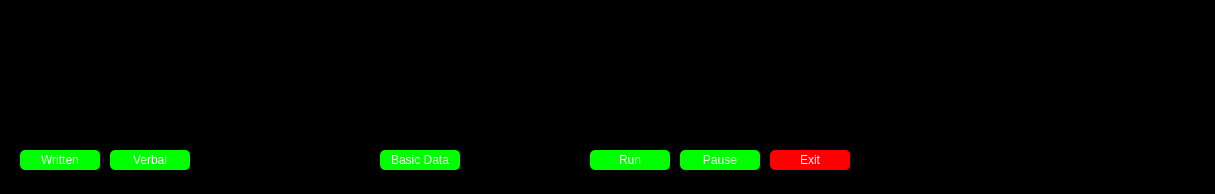
HaroldJesse/Simulator, file Simulator/SimulatorControls.ui: the form before one commit.
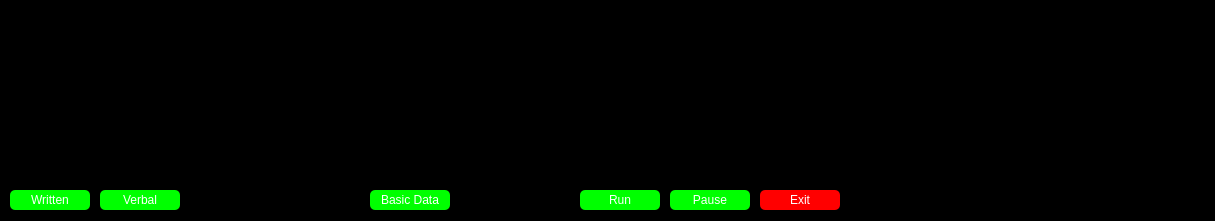
The form after the commit.

What changed in the file:
```diff
--- a/Simulator/SimulatorControls.ui
+++ b/Simulator/SimulatorControls.ui
@@ -7,7 +7,7 @@
     <x>0</x>
     <y>0</y>
     <width>1215</width>
-    <height>194</height>
+    <height>221</height>
    </rect>
   </property>
   <property name="windowTitle">
@@ -19,8 +19,8 @@
   <widget class="QPushButton" name="Pause">
    <property name="geometry">
     <rect>
-     <x>680</x>
-     <y>150</y>
+     <x>670</x>
+     <y>190</y>
      <width>80</width>
      <height>20</height>
     </rect>
@@ -43,8 +43,8 @@
   <widget class="QPushButton" name="Run">
    <property name="geometry">
     <rect>
-     <x>590</x>
-     <y>150</y>
+     <x>580</x>
+     <y>190</y>
      <width>80</width>
      <height>20</height>
     </rect>
@@ -70,8 +70,8 @@
   <widget class="QPushButton" name="Written">
    <property name="geometry">
     <rect>
-     <x>20</x>
-     <y>150</y>
+     <x>10</x>
+     <y>190</y>
      <width>80</width>
      <height>20</height>
     </rect>
@@ -92,8 +92,8 @@
   <widget class="QPushButton" name="Verbal">
    <property name="geometry">
     <rect>
-     <x>110</x>
-     <y>150</y>
+     <x>100</x>
+     <y>190</y>
      <width>80</width>
      <height>20</height>
     </rect>
@@ -116,8 +116,8 @@
   <widget class="QPushButton" name="Exit">
    <property name="geometry">
     <rect>
-     <x>770</x>
-     <y>150</y>
+     <x>760</x>
+     <y>190</y>
      <width>80</width>
      <height>20</height>
     </rect>
@@ -143,7 +143,7 @@
      <x>5</x>
      <y>11</y>
      <width>1201</width>
-     <height>131</height>
+     <height>171</height>
     </rect>
    </property>
    <property name="styleSheet">
@@ -156,8 +156,8 @@
   <widget class="QPushButton" name="BasicData">
    <property name="geometry">
     <rect>
-     <x>380</x>
-     <y>150</y>
+     <x>370</x>
+     <y>190</y>
      <width>80</width>
      <height>20</height>
     </rect>
```
